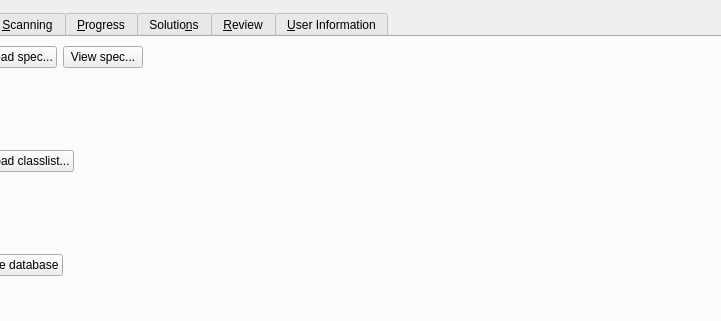
Qt form qtCreatorFiles/ui_manager.ui (plomgrading/plom) before a commit; both pictures show x 188 to 909 and y 0 to 321 of the 1024 by 660 pixel window.
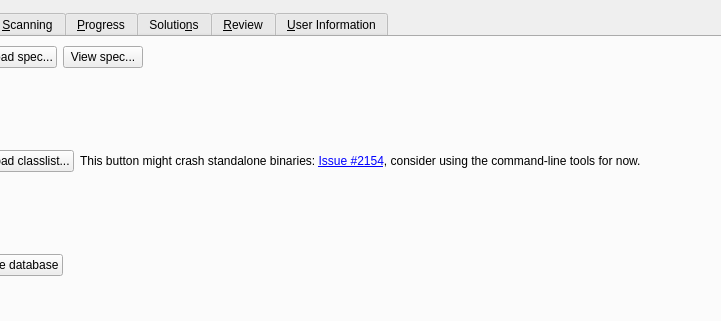
The same form after that commit. The open tabs and pages were chosen to show the change.

Commit message: Add message for temporarily disabled button

```diff
--- a/qtCreatorFiles/ui_manager.ui
+++ b/qtCreatorFiles/ui_manager.ui
@@ -630,6 +630,13 @@
             </property>
            </widget>
           </item>
+          <item>
+           <widget class="QLabel" name="label_23">
+            <property name="text">
+             <string>This button might crash standalone binaries: &lt;a href=&quot;https://gitlab.com/plom/plom/-/issues/2154&quot;&gt;Issue #2154&lt;/a&gt;, consider using the command-line tools for now.</string>
+            </property>
+           </widget>
+          </item>
           <item>
            <spacer name="horizontalSpacer_23">
             <property name="orientation">
```
The commit also changes 1 other file.
